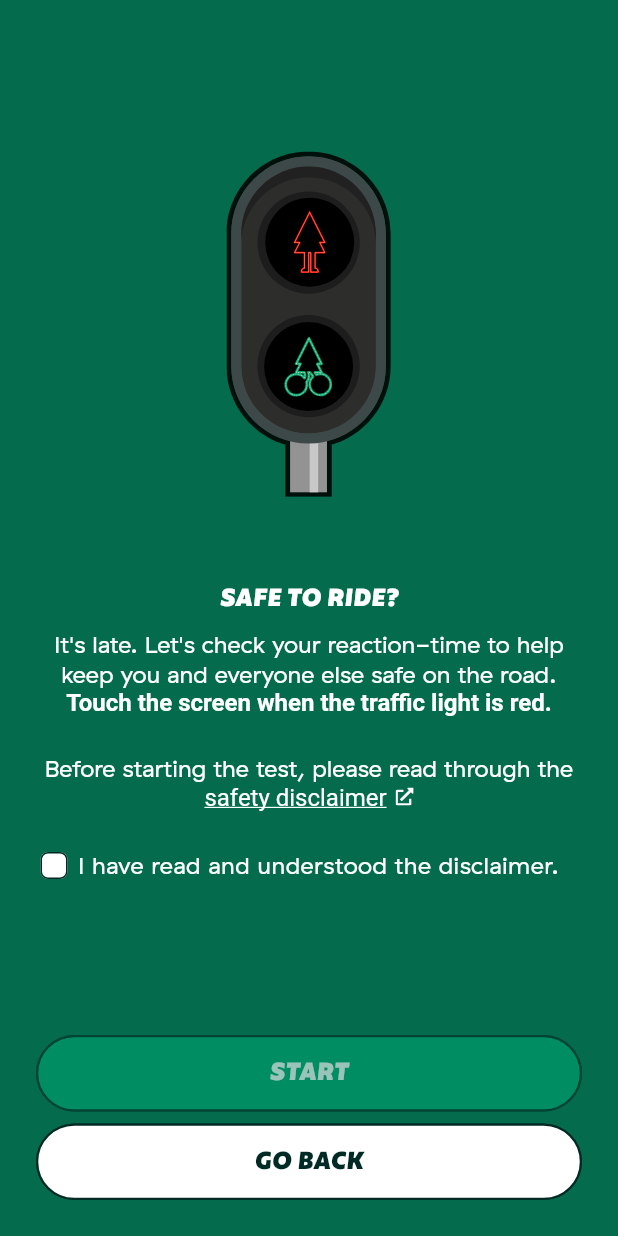
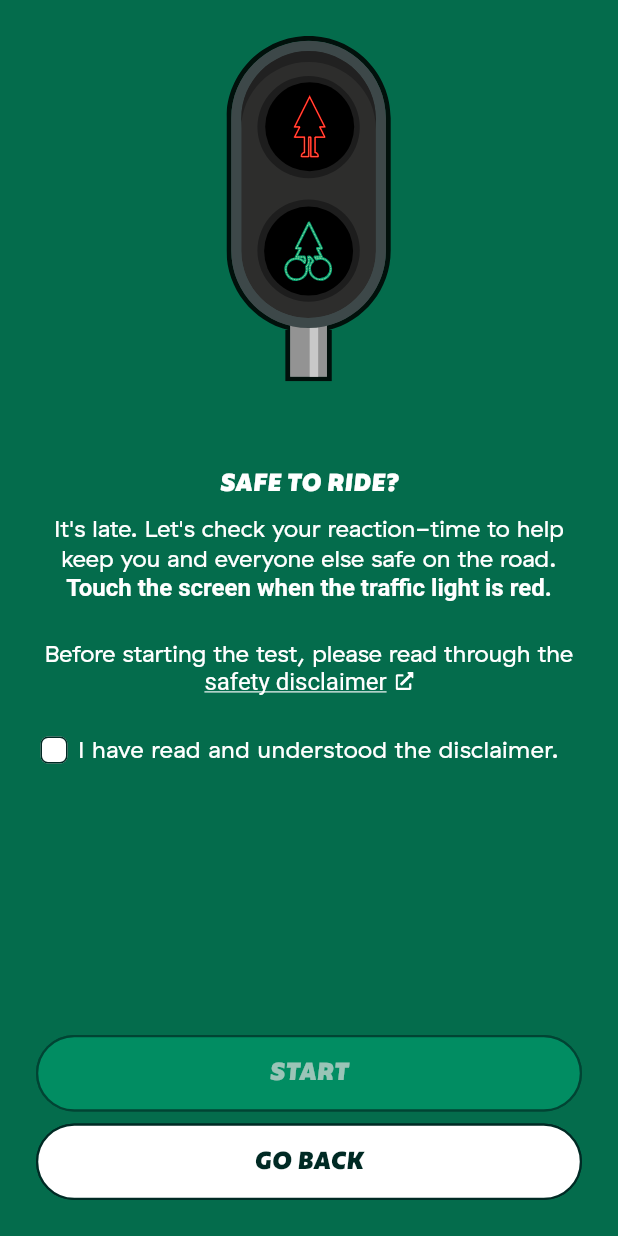
Before and after one commit to mapacheverdugo/drunk-test-demo, a Flutter app: the DrunkTestExplanatoryPage screen opened directly with empty values, on a phone screen of 412 x 824 dp. Run offline on Flutter 3.47's test engine with Material 3 defaults, Android fonts, the phone set to English and light mode, and no system bars; our stand-ins replace blur, clock, dio, equatable, flutter_bloc, flutter_markdown and 6 more; missing offline and left inert: libphonenumber_platform_interface, libphonenumber_plugin, oxidized, side_effect_cubit; accounts and stored records are empty; statements that could not run were skipped.

Commit message:
feat: enhance DrunkTestExplanatoryPage layout with scrollable content and improved structure

```diff
--- a/lib/drunk_test/drunk_test_explanatory_page.dart
+++ b/lib/drunk_test/drunk_test_explanatory_page.dart
@@ -35,16 +35,19 @@ class _DrunkTestExplanatoryPageState extends State<DrunkTestExplanatoryPage> {
   Widget build(BuildContext context) {
     return Scaffold(
       backgroundColor: ForestColors.darkForest,
-      body: SafeArea(
-        child: Container(
+      body: Column(
+        children: [
+          Expanded(
+            child: SingleChildScrollView(
+              child: SafeArea(
+                bottom: false,
+                child: Padding(
                   padding: const EdgeInsets.symmetric(
                     horizontal: ForestSpacing.spaceX3,
                     vertical: ForestSpacing.spaceY3,
                   ),
                   child: Column(
-            mainAxisAlignment: MainAxisAlignment.center,
                     children: [
-              const Spacer(),
                       const SizedBox(width: double.infinity),
                       SvgPicture.asset('assets/svg/traffic_light_both.svg'),
                       const SizedBox(height: ForestSpacing.spaceY7),
@@ -67,7 +70,9 @@ class _DrunkTestExplanatoryPageState extends State<DrunkTestExplanatoryPage> {
                           ForestRichModel(
                             patternId: 'a1',
                             color: ForestColors.white,
-                    textStyle: const TextStyle(fontWeight: FontWeight.w700),
+                            textStyle: const TextStyle(
+                              fontWeight: FontWeight.w700,
+                            ),
                           ),
                         ],
                       ),
@@ -81,7 +86,9 @@ class _DrunkTestExplanatoryPageState extends State<DrunkTestExplanatoryPage> {
                             color: ForestColors.white,
                           ),
                           children: [
-                    const TextSpan(text: Strings.explanatoryDisclaimerText),
+                            const TextSpan(
+                              text: Strings.explanatoryDisclaimerText,
+                            ),
                             TextSpan(
                               text: Strings.explanatoryDisclaimerLink,
                               style: const TextStyle(
@@ -133,8 +140,23 @@ class _DrunkTestExplanatoryPageState extends State<DrunkTestExplanatoryPage> {
                           ],
                         ),
                       ),
-              const SizedBox(height: ForestSpacing.spaceY3),
-              const Spacer(),
+                    ],
+                  ),
+                ),
+              ),
+            ),
+          ),
+          SafeArea(
+            top: false,
+            child: Padding(
+              padding: const EdgeInsets.fromLTRB(
+                ForestSpacing.spaceX3,
+                ForestSpacing.spaceY3,
+                ForestSpacing.spaceX3,
+                ForestSpacing.spaceY3,
+              ),
+              child: Column(
+                children: [
                   ForestButton.primary(
                     size: ForestButtonSize.lg,
                     onPressed: _onStartPressed,
@@ -153,6 +175,8 @@ class _DrunkTestExplanatoryPageState extends State<DrunkTestExplanatoryPage> {
                 ],
               ),
             ),
+          ),
+        ],
       ),
     );
   }
```
Also changed, not shown: .claude/settings.local.json. Lines whose indentation alone changed are shown as unchanged.
